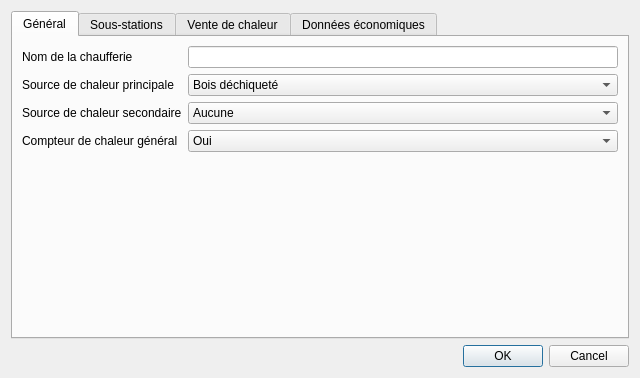
Before: the Qt Designer form configurationdialog.ui in pyridiss/suivi-chaufferies, drawn with Qt 5.
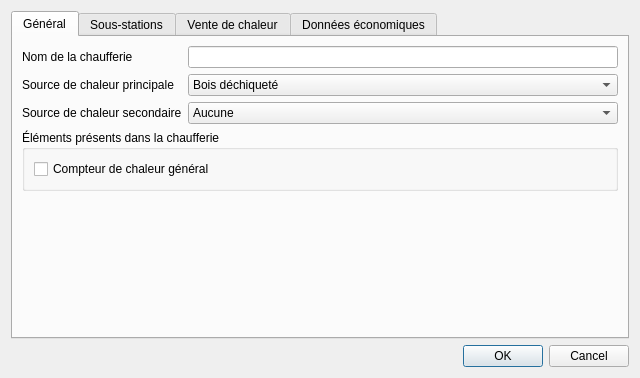
After: the same form once the commit is applied. Icons and pictures are not drawn.

Commit message: Add AddFuelDeliveryDialog and AddMetersRecordDialog. ConfigurationDialog::comboBox_MainHeatMeter changed into a QCheckBox.

The edit to the form file:
```diff
--- a/configurationdialog.ui
+++ b/configurationdialog.ui
@@ -119,31 +119,20 @@
          </item>
         </widget>
        </item>
-       <item row="3" column="0">
-        <widget class="QLabel" name="label_5">
-         <property name="text">
-          <string>Compteur de chaleur général</string>
+       <item row="3" column="0" colspan="2">
+        <widget class="QGroupBox" name="groupBox">
+         <property name="title">
+          <string>Éléments présents dans la chaufferie</string>
          </property>
-        </widget>
-       </item>
-       <item row="3" column="1">
-        <widget class="QComboBox" name="comboBox_MainHeatMeter">
-         <property name="sizePolicy">
-          <sizepolicy hsizetype="Expanding" vsizetype="Fixed">
-           <horstretch>0</horstretch>
-           <verstretch>0</verstretch>
-          </sizepolicy>
-         </property>
-         <item>
-          <property name="text">
-           <string>Oui</string>
-          </property>
-         </item>
-         <item>
-          <property name="text">
-           <string>Non</string>
-          </property>
-         </item>
+         <layout class="QVBoxLayout" name="verticalLayout_3">
+          <item>
+           <widget class="QCheckBox" name="checkBox_MainHeatMeter">
+            <property name="text">
+             <string>Compteur de chaleur général</string>
+            </property>
+           </widget>
+          </item>
+         </layout>
         </widget>
        </item>
       </layout>
```
Left out of the diff: 3 changed lines with no effect on the pictures. The commit also changes 11 other files.
